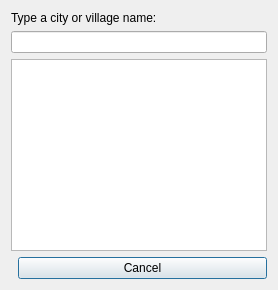
The window that src/ui/LocationSearchDialog.ui (hidden-life/AtmoSense) describes before a commit, drawn with Qt 5.
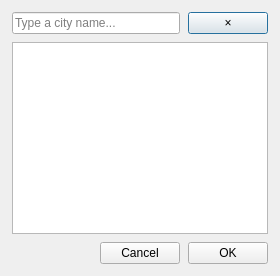
The same window after the commit.

Commit message: Change some location search dialog by adding new styles and behavior

What changed in the file:
```diff
--- a/src/ui/LocationSearchDialog.ui
+++ b/src/ui/LocationSearchDialog.ui
@@ -2,15 +2,90 @@
 <ui version="4.0">
  <class>LocationSearchDialog</class>
  <widget class="QDialog" name="LocationSearchDialog">
-  <property name="windowTitle"><string>Search Location</string></property>
-  <layout class="QVBoxLayout" name="vbox">
-   <item><widget class="QLabel" name="searchLocationLabel"><property name="text"><string>Type a city or village name:</string></property></widget></item>
-   <item><widget class="QLineEdit" name="searchLocationLineEdit"/></item>
-   <item><widget class="QListWidget" name="resultListWidget"/></item>
+  <property name="windowTitle">
+   <string>Find Location</string>
+  </property>
+  <layout class="QVBoxLayout" name="mainLayout">
+   <property name="spacing">
+    <number>8</number>
+   </property>
+   <property name="leftMargin">
+    <number>12</number>
+   </property>
+   <property name="rightMargin">
+    <number>12</number>
+   </property>
+   <property name="topMargin">
+    <number>12</number>
+   </property>
+   <property name="bottomMargin">
+    <number>12</number>
+   </property>
+
+   <!-- Search bar -->
    <item>
-    <layout class="QHBoxLayout" name="btns">
-     <item><spacer name="hsp"><property name="orientation"><enum>Qt::Horizontal</enum></property></spacer></item>
-     <item><widget class="QPushButton" name="cancelButton"><property name="text"><string>Cancel</string></property></widget></item>
+    <layout class="QHBoxLayout" name="searchLayout">
+     <item>
+      <widget class="QLineEdit" name="searchEdit">
+       <property name="placeholderText">
+        <string>Type a city name...</string>
+       </property>
+      </widget>
+     </item>
+     <item>
+      <widget class="QPushButton" name="clearButton">
+       <property name="text">
+        <string>×</string>
+       </property>
+       <property name="maximumWidth">
+        <number>28</number>
+       </property>
+      </widget>
+     </item>
+    </layout>
+   </item>
+
+   <!-- Results -->
+   <item>
+    <widget class="QListWidget" name="resultsList">
+     <property name="uniformItemSizes">
+      <bool>false</bool>
+     </property>
+     <property name="wordWrap">
+      <bool>true</bool>
+     </property>
+     <property name="horizontalScrollBarPolicy">
+      <enum>Qt::ScrollBarAlwaysOff</enum>
+     </property>
+     <property name="selectionMode">
+      <enum>QAbstractItemView::SingleSelection</enum>
+     </property>
+    </widget>
+   </item>
+
+   <!-- Buttons -->
+   <item>
+    <layout class="QHBoxLayout" name="buttonsLayout">
+     <item>
+      <spacer name="spacer">
+       <property name="orientation">
+        <enum>Qt::Horizontal</enum>
+       </property>
+       <property name="sizeHint" stdset="0">
+        <size><width>40</width><height>20</height></size>
+       </property>
+      </spacer>
+     </item>
+     <item>
+      <widget class="QPushButton" name="cancelButton">
+       <property name="text"><string>Cancel</string></property>
+      </widget>
+     </item>
+     <item>
+      <widget class="QPushButton" name="okButton">
+       <property name="text"><string>OK</string></property>
+      </widget>
+     </item>
     </layout>
    </item>
   </layout>
```
The commit also changes 3 other files.
